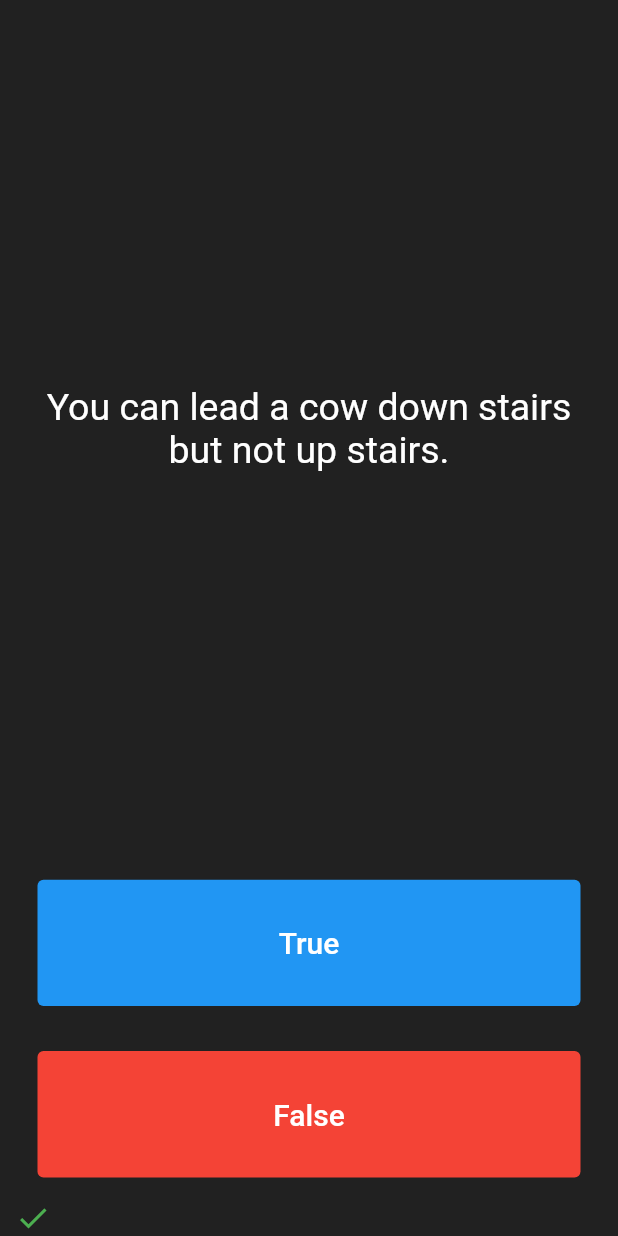
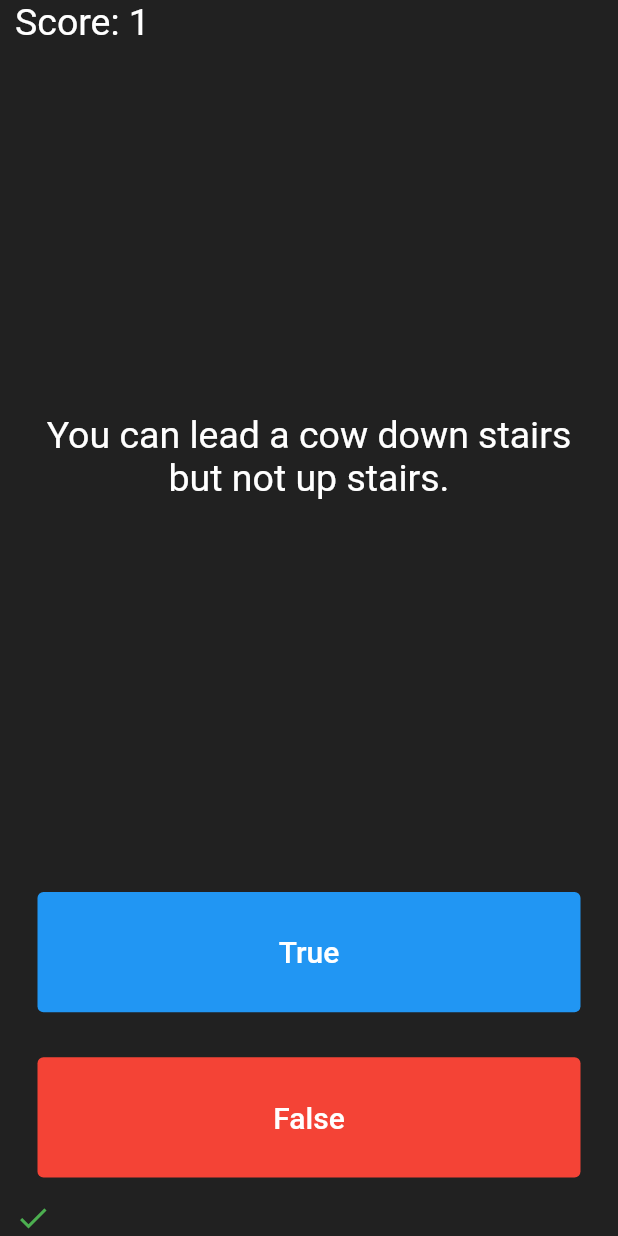
Before and after one commit to AshrafWzza/Quizzler-flutter, a Flutter app: the screen it shows after launch, after a tap on "True", on a phone screen of 412 x 824 dp. Run offline on Flutter 3.47's test engine with Material 2 defaults, Android fonts, the phone set to English and light mode, and no system bars; our stand-ins replace rflutter_alert.

Commit message:
score: counter

```diff
--- a/lib/main.dart
+++ b/lib/main.dart
@@ -4,15 +4,16 @@ import 'quiz_brain.dart';
 
 QuizBrain quizBrain = QuizBrain(); //sportquiz QuizSport quizSport =QuizSport();
 //ToDo: Add Categories news, sports, cinema,
-void main() => runApp(Quizzler());
+void main() => runApp(const Quizzler());
 
 class Quizzler extends StatelessWidget {
+  const Quizzler({Key? key}) : super(key: key);
   @override
   Widget build(BuildContext context) {
     return MaterialApp(
       home: Scaffold(
         backgroundColor: Colors.grey.shade900,
-        body: SafeArea(
+        body: const SafeArea(
           child: Padding(
             padding: EdgeInsets.symmetric(horizontal: 10.0),
             child: QuizPage(),
@@ -24,32 +25,37 @@ class Quizzler extends StatelessWidget {
 }
 
 class QuizPage extends StatefulWidget {
+  const QuizPage({Key? key}) : super(key: key);
+
   @override
   _QuizPageState createState() => _QuizPageState();
 }
 
 class _QuizPageState extends State<QuizPage> {
   List<Icon> scoreKeeper = [];
+  int score = 0;
   void checkAnswer(bool userAnswer) {
     bool correctAnswer = quizBrain.getQuestionAnswer();
     setState(() {
       if (quizBrain.isFinished() == true) {
-        Alert(context: context, title: "RFLUTTER", desc: "Flutter is awesome.")
+        Alert(context: context, title: "Completed", desc: "Your score: $score")
             .show();
+        // Reset All Values
         quizBrain.reset();
-        //ToDo:add reset Row List scoreKeeper
-        //ToDo:add overflow:hidden to scoreKeeper
+        scoreKeeper.clear();
+        score = 0;
       } else {
         if (correctAnswer == userAnswer) {
+          score++;
           scoreKeeper.add(
-            Icon(
+            const Icon(
               Icons.check,
               color: Colors.green,
             ),
           );
         } else {
           scoreKeeper.add(
-            Icon(
+            const Icon(
               Icons.close,
               color: Colors.red,
             ),
@@ -66,15 +72,20 @@ class _QuizPageState extends State<QuizPage> {
       //mainAxisAlignment: MainAxisAlignment.spaceBetween,
       crossAxisAlignment: CrossAxisAlignment.stretch,
       children: <Widget>[
+        Text('Score: $score',
+            style: const TextStyle(
+              fontSize: 25.0,
+              color: Colors.white,
+            )),
         Expanded(
           flex: 5,
           child: Padding(
-            padding: EdgeInsets.all(10.0),
+            padding: const EdgeInsets.all(10.0),
             child: Center(
               child: Text(
                 quizBrain.getQuestionText(),
                 textAlign: TextAlign.center,
-                style: TextStyle(
+                style: const TextStyle(
                   fontSize: 25.0,
                   color: Colors.white,
                 ),
@@ -84,14 +95,14 @@ class _QuizPageState extends State<QuizPage> {
         ),
         Expanded(
           child: Padding(
-            padding: EdgeInsets.all(15.0),
+            padding: const EdgeInsets.all(15.0),
             child: TextButton(
               style: ButtonStyle(
                   backgroundColor: MaterialStateProperty.all(Colors.blue)),
               onPressed: () {
                 checkAnswer(true);
               },
-              child: Text(
+              child: const Text(
                 'True',
                 style: TextStyle(
                   color: Colors.white,
@@ -103,7 +114,7 @@ class _QuizPageState extends State<QuizPage> {
         ),
         Expanded(
           child: Padding(
-            padding: EdgeInsets.all(15.0),
+            padding: const EdgeInsets.all(15.0),
             child: TextButton(
               style: TextButton.styleFrom(
                 backgroundColor: Colors.red,
@@ -111,7 +122,7 @@ class _QuizPageState extends State<QuizPage> {
               onPressed: () {
                 checkAnswer(false);
               },
-              child: Text(
+              child: const Text(
                 'False',
                 style: TextStyle(
                   color: Colors.white,
@@ -122,6 +133,7 @@ class _QuizPageState extends State<QuizPage> {
             //The user picked false.
           ),
         ),
+        //ToDo: fix overflow
         Row(
           children: scoreKeeper,
         )
--- a/lib/quiz_brain.dart
+++ b/lib/quiz_brain.dart
@@ -2,7 +2,7 @@ import 'question.dart';
 
 class QuizBrain {
   int _questionNumber = 0;
-  List<Question> _questionBank = [
+  final List<Question> _questionBank = [
     Question('Some cats are actually allergic to humans', true),
     Question('You can lead a cow down stairs but not up stairs.', false),
     Question('Approximately one quarter of human bones are in the feet.', true),
```
Also changed, not shown: lib/quiz_brainss.dart (added, +50 -0 lines), 2 other files.
